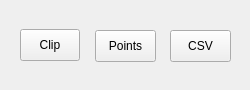
The window that windows/nextracker/nextracker_tools.ui (sensehawk/qgis_plugin) describes before a commit, drawn with Qt 5.
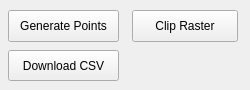
The same window after the commit.

Commit message: nextracker integration complete

Diff of the .ui file:
```diff
--- a/windows/nextracker/nextracker_tools.ui
+++ b/windows/nextracker/nextracker_tools.ui
@@ -25,43 +25,43 @@
   <property name="windowTitle">
    <string>Form</string>
   </property>
-  <widget class="QPushButton" name="clip_button">
-   <property name="geometry">
-    <rect>
-     <x>20</x>
-     <y>29</y>
-     <width>60</width>
-     <height>32</height>
-    </rect>
-   </property>
-   <property name="text">
-    <string>Clip</string>
-   </property>
-  </widget>
   <widget class="QPushButton" name="points_button">
    <property name="geometry">
     <rect>
-     <x>95</x>
-     <y>30</y>
-     <width>61</width>
+     <x>8</x>
+     <y>10</y>
+     <width>111</width>
      <height>32</height>
     </rect>
    </property>
    <property name="text">
-    <string>Points</string>
+    <string>Generate Points</string>
    </property>
   </widget>
   <widget class="QPushButton" name="csv_button">
    <property name="geometry">
     <rect>
-     <x>170</x>
-     <y>30</y>
-     <width>61</width>
+     <x>8</x>
+     <y>50</y>
+     <width>111</width>
+     <height>31</height>
+    </rect>
+   </property>
+   <property name="text">
+    <string>Download CSV</string>
+   </property>
+  </widget>
+  <widget class="QPushButton" name="clip_button">
+   <property name="geometry">
+    <rect>
+     <x>132</x>
+     <y>10</y>
+     <width>106</width>
      <height>32</height>
     </rect>
    </property>
    <property name="text">
-    <string>CSV</string>
+    <string>Clip Raster</string>
    </property>
   </widget>
  </widget>
```
The commit also changes 10 other files.
